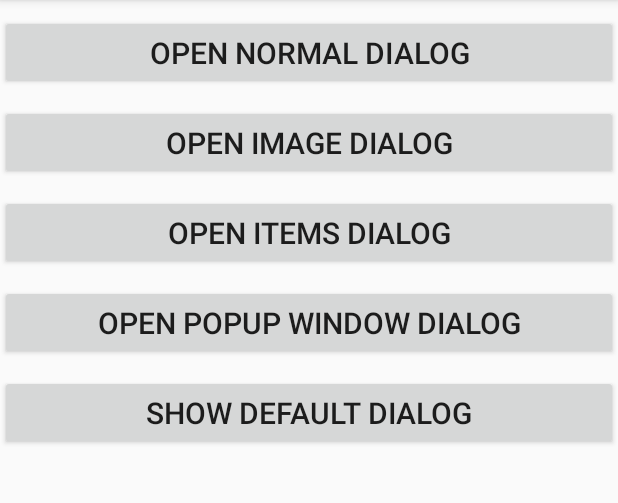
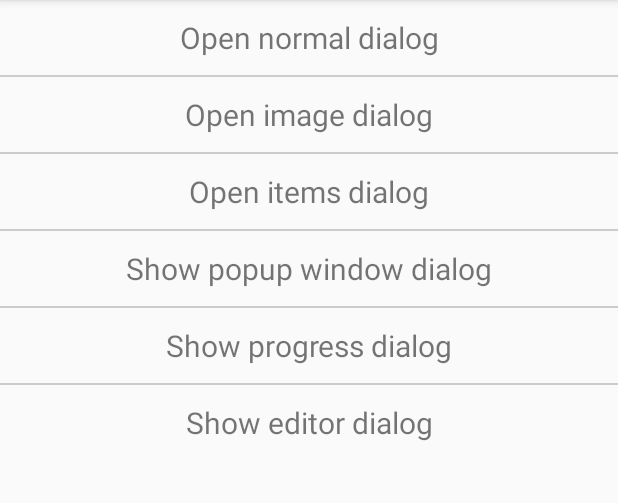
Before and after one commit to Yumore/NathanielDialog, an Android app: the screen it shows after launch (MainActivity), on a phone screen of 412 x 824 dp, the part 84-587 px from its top. Run offline under Robolectric (Android 15) with nearby library versions, the phone set to English and light mode, and no system bars.

Commit message:
添加setEditable(boolean editable) setHint(String hint) setHint(int resId)方法

```diff
--- a/Library/src/main/res/drawable/bg_dialog_normal.xml
+++ b/Library/src/main/res/drawable/shape_dialog_normal.xml
@@ -1,11 +1,11 @@
 <?xml version="1.0" encoding="utf-8"?>
-<layer-list xmlns:android="http://schemas.android.com/apk/res/android" >
+<layer-list xmlns:android="http://schemas.android.com/apk/res/android">
     <item>
-        <shape android:shape="rectangle" >
+        <shape android:shape="rectangle">
             <gradient
                 android:angle="0.0"
                 android:endColor="#ffffff"
-                android:startColor="#ffffff" />
+                android:startColor="#ffffff"/>
             <corners
                 android:bottomLeftRadius="8dp"
                 android:bottomRightRadius="8dp"
--- a/Library/src/main/res/values/strings.xml
+++ b/Library/src/main/res/values/strings.xml
@@ -2,4 +2,5 @@
     <string name="app_name">Nathaniel Dialog Library</string>
     <string name="dialog_default_not_loading">温馨提示</string>
     <string name="dialog_default_loading">正在加载中</string>
+    <string name="dialog_editor_tip">请输入您想输入的内容</string>
 </resources>
--- a/Sample/src/main/java/xyz/zimuju/nathanieldialog/sample/MainActivity.java
+++ b/Sample/src/main/java/xyz/zimuju/nathanieldialog/sample/MainActivity.java
@@ -6,7 +6,7 @@ import android.support.v7.app.AppCompatActivity;
 import android.view.Gravity;
 import android.view.KeyEvent;
 import android.view.View;
-import android.widget.Button;
+import android.widget.TextView;
 import android.widget.Toast;
 
 import java.util.ArrayList;
@@ -25,12 +25,13 @@ import xyz.zimuju.nathanieldialog.library.NathanielDialog;
  */
 public class MainActivity extends AppCompatActivity implements View.OnClickListener {
 
-    private Button showNormalDialog;
-    private Button showImageDialog;
-    private Button showItemsDialog;
-    private Button showPopupWindowDialog;
-    private Button spotProgressDialog;
+    private TextView showNormalDialog;
+    private TextView showImageDialog;
+    private TextView showItemsDialog;
+    private TextView showPopupWindowDialog;
+    private TextView spotProgressDialog;
     private List<ActionItem> actions;
+    private TextView editorDialog;
     private NathanielDialog nathanielDialog;
 
     @Override
@@ -48,11 +49,12 @@ public class MainActivity extends AppCompatActivity implements View.OnClickListe
     }
 
     private void initViews() {
-        showNormalDialog = (Button) findViewById(R.id.normal_dialog);
-        showImageDialog = (Button) findViewById(R.id.image_dialog);
-        showItemsDialog = (Button) findViewById(R.id.items_dialog);
-        showPopupWindowDialog = (Button) findViewById(R.id.popup_window_dialog);
-        spotProgressDialog = (Button) findViewById(R.id.progress_dialog);
+        showNormalDialog = (TextView) findViewById(R.id.normal_dialog);
+        showImageDialog = (TextView) findViewById(R.id.image_dialog);
+        showItemsDialog = (TextView) findViewById(R.id.items_dialog);
+        showPopupWindowDialog = (TextView) findViewById(R.id.popup_window_dialog);
+        spotProgressDialog = (TextView) findViewById(R.id.progress_dialog);
+        editorDialog = (TextView) findViewById(R.id.editor_dialog);
     }
 
     private void viewOptions() {
@@ -61,6 +63,7 @@ public class MainActivity extends AppCompatActivity implements View.OnClickListe
         showItemsDialog.setOnClickListener(this);
         showPopupWindowDialog.setOnClickListener(this);
         spotProgressDialog.setOnClickListener(this);
+        editorDialog.setOnClickListener(this);
     }
 
 
@@ -147,6 +150,20 @@ public class MainActivity extends AppCompatActivity implements View.OnClickListe
                 nathanielDialog.show();
                 break;
 
+            case R.id.editor_dialog:
+                nathanielDialog = new NathanielDialog.Builder(this)
+                        .setEditable(true)
+                        .setHint("这是提示")
+                        .setPositiveButton("确认", new DialogInterface.OnClickListener() {
+                            @Override
+                            public void onClick(DialogInterface dialog, int which) {
+
+                                Toast.makeText(MainActivity.this, "输入完成", Toast.LENGTH_SHORT).show();
+                            }
+                        })
+                        .create();
+                nathanielDialog.show();
+                break;
         }
     }
 }
--- a/Sample/src/main/res/layout/activity_main.xml
+++ b/Sample/src/main/res/layout/activity_main.xml
@@ -3,52 +3,56 @@
               xmlns:tools="http://schemas.android.com/tools"
               android:layout_width="match_parent"
               android:layout_height="match_parent"
+              android:divider="@drawable/shape_linear_layout_vertical_split"
               android:orientation="vertical"
+              android:showDividers="middle"
               tools:context="xyz.zimuju.nathanieldialog.sample.MainActivity">
 
-    <Button
+    <TextView
         android:id="@+id/normal_dialog"
         android:layout_width="match_parent"
         android:layout_height="50.0dp"
-        android:layout_marginTop="10.0dp"
         android:gravity="center"
         android:text="@string/open_normal_dialog"
         android:textSize="20sp"/>
 
-    <Button
+    <TextView
         android:id="@+id/image_dialog"
         android:layout_width="match_parent"
         android:layout_height="50.0dp"
-        android:layout_marginTop="10.0dp"
         android:gravity="center"
         android:text="@string/open_image_dialog"
         android:textSize="20sp"/>
 
-    <Button
+    <TextView
         android:id="@+id/items_dialog"
         android:layout_width="match_parent"
         android:layout_height="50dip"
-        android:layout_marginTop="10.0dp"
         android:gravity="center"
         android:text="@string/open_items_dialog"
         android:textSize="20sp"/>
 
-    <Button
+    <TextView
         android:id="@+id/popup_window_dialog"
         android:layout_width="match_parent"
         android:layout_height="50dip"
-        android:layout_marginTop="10.0dp"
         android:gravity="center"
         android:text="@string/open_popup_window_dialog"
         android:textSize="20sp"/>
 
-    <Button
+    <TextView
         android:id="@+id/progress_dialog"
         android:layout_width="match_parent"
         android:layout_height="50dip"
-        android:layout_marginTop="10.0dp"
         android:gravity="center"
-        android:text="@string/show_default"
+        android:text="@string/show_progress_dialog"
         android:textSize="20sp"/>
 
+    <TextView
+        android:id="@+id/editor_dialog"
+        android:layout_width="match_parent"
+        android:layout_height="50dip"
+        android:gravity="center"
+        android:text="@string/show_editor_dialog"
+        android:textSize="20sp"/>
 </LinearLayout>
--- a/Sample/src/main/res/values/strings.xml
+++ b/Sample/src/main/res/values/strings.xml
@@ -6,8 +6,10 @@
     <string name="show_styled">Show styled dialog</string>
     <string name="show_message">Show custom message dialog</string>
     <string name="show_message_style">Show custom message AND style dialog</string>
-    <string name="open_popup_window_dialog">Open popup window dialog</string>
+    <string name="open_popup_window_dialog">Show popup window dialog</string>
     <string name="open_items_dialog">Open items dialog</string>
     <string name="open_image_dialog">Open image dialog</string>
     <string name="open_normal_dialog">Open normal dialog</string>
+    <string name="show_progress_dialog">Show progress dialog</string>
+    <string name="show_editor_dialog">Show editor dialog</string>
 </resources>
```
Also changed, not shown: Library/src/main/java/xyz/zimuju/nathanieldialog/library/NathanielDialog.java (+47 -4 lines), Library/src/main/res/drawable/shape_cursor_drawable.xml (added, +7 -0 lines), Library/src/main/res/drawable/shape_dialog_editor.xml (added, +18 -0 lines), Library/src/main/res/layout/layout_dialog_normal.xml (+18 -1 lines), 1 other file.
